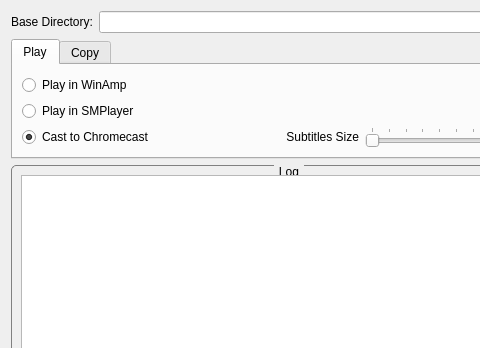
FelixdelasPozas/Now-Play, file NowPlayDialog.ui: the form before one commit; both pictures show x 0 to 480 and y 0 to 348 of the 575 by 614 pixel window.
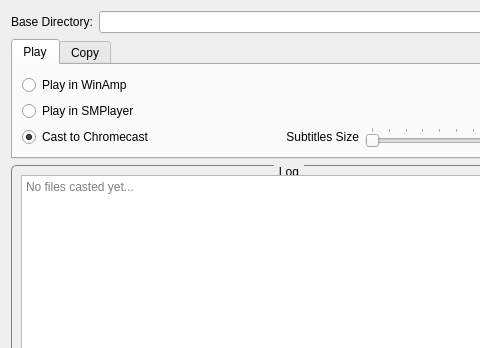
The form after the commit. Icons and pictures are not drawn.

Diff of the .ui file:
```diff
--- a/NowPlayDialog.ui
+++ b/NowPlayDialog.ui
@@ -348,6 +348,9 @@
         <property name="readOnly">
          <bool>true</bool>
         </property>
+        <property name="placeholderText">
+         <string>No files casted yet...</string>
+        </property>
        </widget>
       </item>
      </layout>
```
Left out of the diff: 2 changed lines with no effect on the pictures.
